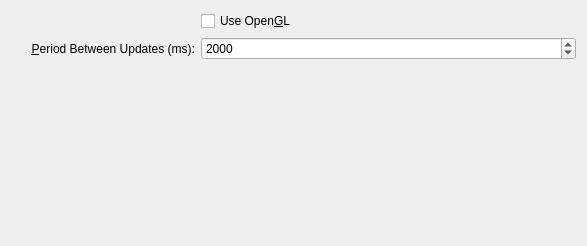
Old version of the form src/libkstapp/generaltab.ui in the repository Kst-plot/kst.
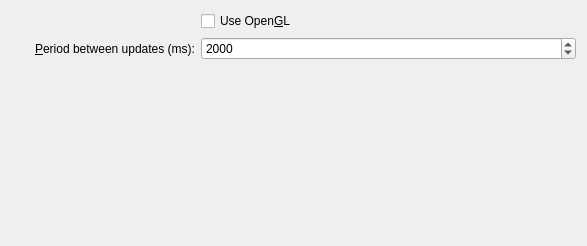
New version of the form.

Diff of the .ui file:
```diff
--- a/src/libkstapp/generaltab.ui
+++ b/src/libkstapp/generaltab.ui
@@ -17,7 +17,7 @@
    <item row="1" column="0">
     <widget class="QLabel" name="label_5">
      <property name="text">
-      <string>&amp;Period Between Updates (ms):</string>
+      <string>&amp;Period between updates (ms):</string>
      </property>
      <property name="alignment">
       <set>Qt::AlignRight|Qt::AlignTrailing|Qt::AlignVCenter</set>
```
